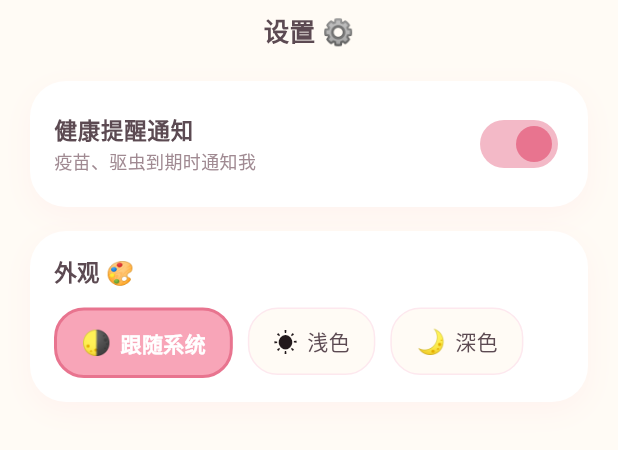
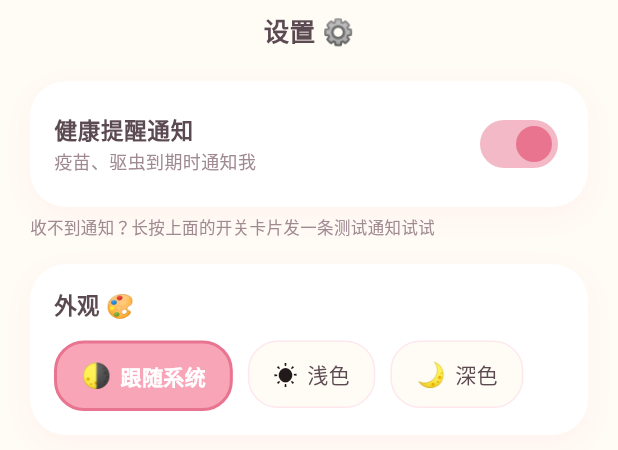
Before and after one commit to lvliang666666/ecat, a Flutter app: the _SettingsSheet widget shown alone on an empty page, opened directly, on a phone screen of 412 x 824 dp. Shown: the top 450 px of the screen. Run offline on Flutter 3.47's test engine with Material 3 defaults, Android fonts, the phone set to English and light mode, and no system bars; our stand-ins replace fl_chart, flutter_local_notifications, shared_preferences, timezone; missing offline and left inert: file_selector; accounts and stored records are empty.

Commit message:
feat(notify): 设置弹层新增长按发送测试通知入口

```diff
--- a/lib/pages/settings_sheet.dart
+++ b/lib/pages/settings_sheet.dart
@@ -39,7 +39,7 @@ class _SettingsSheet extends StatelessWidget {
         ),
         const SizedBox(height: 20),
 
-        // 通知提醒开关
+        // 通知提醒开关（长按卡片可发测试通知，验证系统通知是否真实弹出）
         CuteCard(
           padding: const EdgeInsets.symmetric(horizontal: 16, vertical: 6),
           child: SwitchListTile(
@@ -77,6 +77,21 @@ class _SettingsSheet extends StatelessWidget {
                 await ReminderService.clearAll();
               }
             },
+          ),
+        ),
+        // 测试通知入口：长按上面卡片触发；这里放一行小提示
+        GestureDetector(
+          onLongPress: () async {
+            await ReminderService.sendTestNotification();
+            if (!context.mounted) return;
+            showCuteToast(context, '测试通知已发送，看看系统通知栏 🐾');
+          },
+          child: Padding(
+            padding: const EdgeInsets.only(top: 6),
+            child: Text(
+              '收不到通知？长按上面的开关卡片发一条测试通知试试',
+              style: TextStyle(fontSize: 11, color: AppColors.textSub),
+            ),
           ),
         ),
         const SizedBox(height: 16),
--- a/lib/services/reminder_service.dart
+++ b/lib/services/reminder_service.dart
@@ -158,6 +158,18 @@ class ReminderService {
     } catch (_) {}
   }
 
+  /// 发送一条测试通知（设置弹层长按触发，用于验证通知链路真实可用）
+  static Future<void> sendTestNotification() async {
+    if (!_initialized) return;
+    try {
+      await _show(
+        id: 1,
+        title: '💊 测试通知',
+        body: '喵！通知链路没问题，疫苗驱虫到期时会这样提醒你 🐾',
+      );
+    } catch (_) {}
+  }
+
   /// 定时通知（未来某天 09:00）
   static Future<void> _schedule({
     required int id,
```
